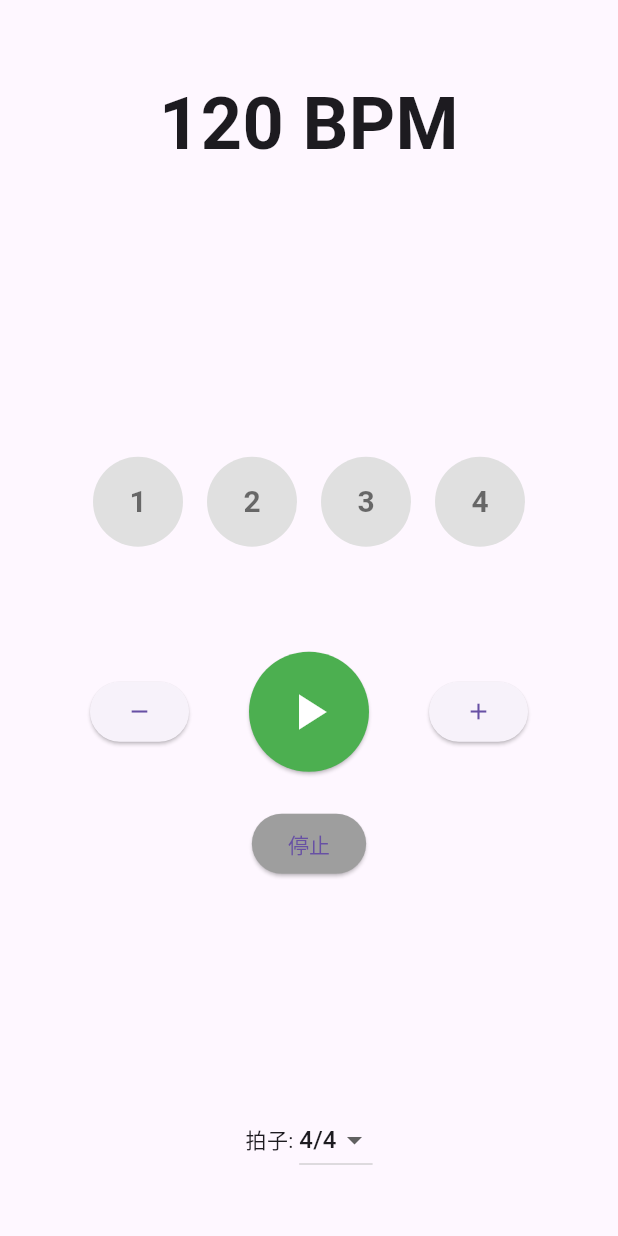
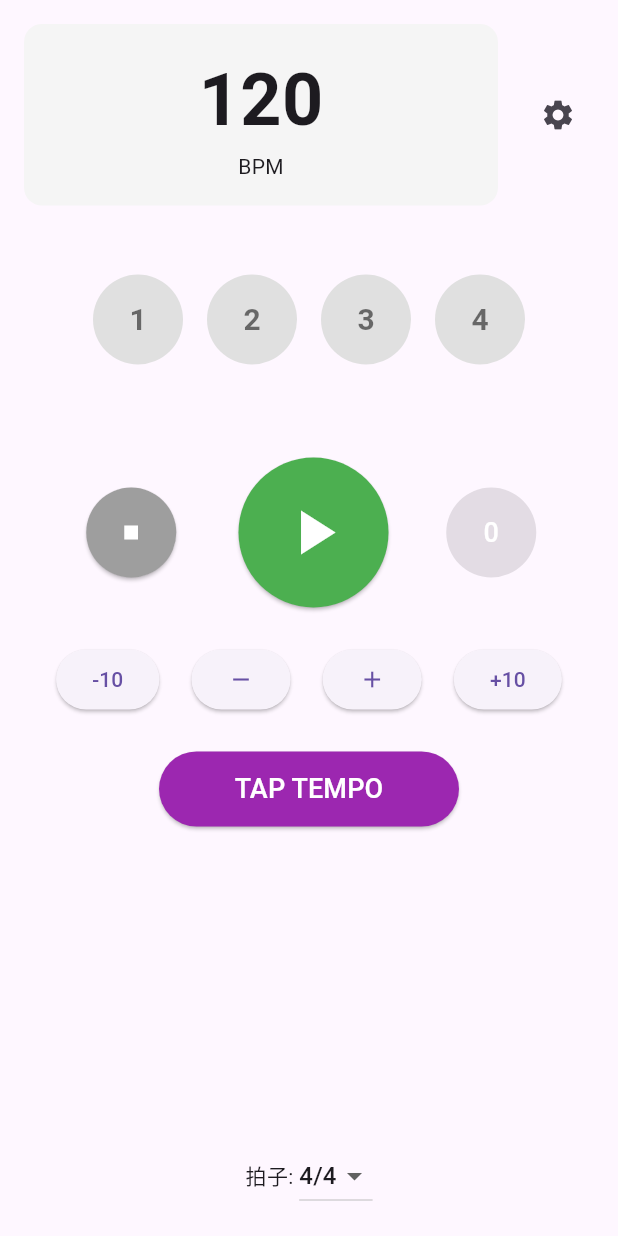
Before and after one commit to yuto90/chord_book, a Flutter app: the MetronomeScreen screen opened directly, after a tap on the "remove" icon, on a phone screen of 412 x 824 dp. Run offline on Flutter 3.47's test engine with Material 3 defaults, Android fonts, the phone set to English and light mode, and no system bars; our stand-ins replace flutter_riverpod, freezed_annotation; missing offline and left inert: metronome.

Commit message:
Implement metronome functionality with advanced features
Co-authored-by: yuto90 <53107639+yuto90@users.noreply.github.com>

```diff
--- a/lib/services/metronome_service.dart
+++ b/lib/services/metronome_service.dart
@@ -1,16 +1,19 @@
 import 'dart:async';
+import 'package:flutter/services.dart';
+import 'package:metronome/metronome.dart';
 import '../models/metronome/metronome_data.dart';
 import '../models/enums/metronome_state.dart';
 
 class MetronomeService {
-  Timer? _timer;
+  Metronome? _metronome;
   StreamController<MetronomeData>? _controller;
   MetronomeData _currentData = const MetronomeData();
+  Timer? _countInTimer;
 
   Stream<MetronomeData> get stream => _controller?.stream ?? const Stream.empty();
   MetronomeData get currentData => _currentData;
 
-  void start(int bpm, int beatsPerMeasure) {
+  void start(int bpm, int beatsPerMeasure, {int countInMeasures = 0}) {
     stop(); // Stop any existing metronome
 
     _controller = StreamController<MetronomeData>.broadcast();
@@ -19,27 +22,145 @@ class MetronomeService {
       beatsPerMeasure: beatsPerMeasure,
       state: MetronomeState.playing,
       currentBeat: 1,
+      countInMeasures: countInMeasures,
+      isCountingIn: countInMeasures > 0,
+      countInBeat: countInMeasures > 0 ? 1 : 0,
+      audioEnabled: _currentData.audioEnabled,
+      visualEnabled: _currentData.visualEnabled,
+      hapticsEnabled: _currentData.hapticsEnabled,
     );
-
-    // Calculate interval in milliseconds
-    final interval = Duration(milliseconds: (60000 / bpm).round());
 
     _controller!.add(_currentData);
 
-    _timer = Timer.periodic(interval, (timer) {
-      _currentData = _currentData.copyWith(
-        currentBeat: (_currentData.currentBeat % beatsPerMeasure) + 1,
-      );
-      _controller!.add(_currentData);
+    if (countInMeasures > 0) {
+      _startCountIn(bpm, beatsPerMeasure, countInMeasures);
+    } else {
+      _startMetronome(bpm, beatsPerMeasure);
+    }
+  }
+
+  void _startCountIn(int bpm, int beatsPerMeasure, int countInMeasures) {
+    final interval = Duration(milliseconds: (60000 / bpm).round());
+    int totalCountInBeats = countInMeasures * beatsPerMeasure;
+    int currentCountInBeat = 1;
+
+    _countInTimer = Timer.periodic(interval, (timer) {
+      if (currentCountInBeat <= totalCountInBeats) {
+        _currentData = _currentData.copyWith(
+          countInBeat: currentCountInBeat,
+          currentBeat: ((currentCountInBeat - 1) % beatsPerMeasure) + 1,
+        );
+        _controller!.add(_currentData);
+
+        // カウントイン音とハプティクス
+        _playCountInSound(currentCountInBeat, beatsPerMeasure);
+
+        currentCountInBeat++;
+      } else {
+        // カウントイン終了、通常演奏開始
+        timer.cancel();
+        _currentData = _currentData.copyWith(
+          isCountingIn: false,
+          countInBeat: 0,
+          currentBeat: 1,
+        );
+        _controller!.add(_currentData);
+        _startMetronome(bpm, beatsPerMeasure);
+      }
     });
   }
 
+  void _startMetronome(int bpm, int beatsPerMeasure) {
+    try {
+      _metronome = Metronome.create(
+        bpm: bpm,
+        subdivision: Subdivision.quarter,
+      );
+
+      _metronome!.init().then((_) {
+        _metronome!.play();
+
+        // Beat tracking timer for UI updates
+        final interval = Duration(milliseconds: (60000 / bpm).round());
+        Timer.periodic(interval, (timer) {
+          if (_currentData.state != MetronomeState.playing || _metronome == null) {
+            timer.cancel();
+            return;
+          }
+
+          final nextBeat = (_currentData.currentBeat % beatsPerMeasure) + 1;
+          _currentData = _currentData.copyWith(currentBeat: nextBeat);
+          _controller!.add(_currentData);
+
+          // ハプティクスフィードバック
+          if (_currentData.hapticsEnabled) {
+            _triggerHaptics(_currentData.isStrongBeat);
+          }
+        });
+      });
+    } catch (e) {
+      // Fallback to timer-based approach if metronome package fails
+      _startTimerBasedMetronome(bpm, beatsPerMeasure);
+    }
+  }
+
+  void _startTimerBasedMetronome(int bpm, int beatsPerMeasure) {
+    final interval = Duration(milliseconds: (60000 / bpm).round());
+
+    Timer.periodic(interval, (timer) {
+      if (_currentData.state != MetronomeState.playing) {
+        timer.cancel();
+        return;
+      }
+
+      final nextBeat = (_currentData.currentBeat % beatsPerMeasure) + 1;
+      _currentData = _currentData.copyWith(currentBeat: nextBeat);
+      _controller!.add(_currentData);
+
+      // 基本的なオーディオとハプティクス
+      if (_currentData.audioEnabled) {
+        SystemSound.play(_currentData.isStrongBeat
+            ? SystemSound.click
+            : SystemSound.click);
+      }
+
+      if (_currentData.hapticsEnabled) {
+        _triggerHaptics(_currentData.isStrongBeat);
+      }
+    });
+  }
+
+  void _playCountInSound(int beat, int beatsPerMeasure) {
+    if (_currentData.audioEnabled) {
+      final isStrongBeat = ((beat - 1) % beatsPerMeasure) == 0;
+      SystemSound.play(isStrongBeat ? SystemSound.click : SystemSound.click);
+    }
+
+    if (_currentData.hapticsEnabled) {
+      _triggerHaptics(((beat - 1) % beatsPerMeasure) == 0);
+    }
+  }
+
+  void _triggerHaptics(bool isStrongBeat) {
+    if (isStrongBeat) {
+      HapticFeedback.heavyImpact();
+    } else {
+      HapticFeedback.lightImpact();
+    }
+  }
+
   void stop() {
-    _timer?.cancel();
-    _timer = null;
+    _metronome?.stop();
+    _metronome?.dispose();
+    _metronome = null;
+    _countInTimer?.cancel();
+    _countInTimer = null;
+
     _currentData = _currentData.copyWith(
       state: MetronomeState.stopped,
       currentBeat: 0,
+      isCountingIn: false,
+      countInBeat: 0,
     );
     _controller?.add(_currentData);
     _controller?.close();
@@ -47,23 +168,35 @@ class MetronomeService {
   }
 
   void pause() {
-    _timer?.cancel();
-    _timer = null;
+    _metronome?.pause();
+    _countInTimer?.cancel();
+    _countInTimer = null;
     _currentData = _currentData.copyWith(state: MetronomeState.paused);
     _controller?.add(_currentData);
   }
 
   void resume() {
     if (_currentData.state == MetronomeState.paused) {
-      start(_currentData.bpm, _currentData.beatsPerMeasure);
+      if (_currentData.isCountingIn) {
+        start(_currentData.bpm, _currentData.beatsPerMeasure,
+              countInMeasures: _currentData.countInMeasures);
+      } else {
+        _metronome?.play();
+        _currentData = _currentData.copyWith(state: MetronomeState.playing);
+        _controller?.add(_currentData);
+      }
     }
   }
 
   void setBpm(int bpm) {
+    // BPM range: 30-300
+    if (bpm < 30 || bpm > 300) return;
+
     final wasPlaying = _currentData.state.isPlaying;
     if (wasPlaying) {
       stop();
-      start(bpm, _currentData.beatsPerMeasure);
+      start(bpm, _currentData.beatsPerMeasure,
+            countInMeasures: _currentData.countInMeasures);
     } else {
       _currentData = _currentData.copyWith(bpm: bpm);
       _controller?.add(_currentData);
@@ -71,16 +204,79 @@ class MetronomeService {
   }
 
   void setBeatsPerMeasure(int beatsPerMeasure) {
+    if (beatsPerMeasure < 1 || beatsPerMeasure > 12) return;
+
     final wasPlaying = _currentData.state.isPlaying;
     if (wasPlaying) {
       stop();
-      start(_currentData.bpm, beatsPerMeasure);
+      start(_currentData.bpm, beatsPerMeasure,
+            countInMeasures: _currentData.countInMeasures);
     } else {
       _currentData = _currentData.copyWith(beatsPerMeasure: beatsPerMeasure);
       _controller?.add(_currentData);
     }
   }
 
+  void setAudioEnabled(bool enabled) {
+    _currentData = _currentData.copyWith(audioEnabled: enabled);
+    _controller?.add(_currentData);
+  }
+
+  void setVisualEnabled(bool enabled) {
+    _currentData = _currentData.copyWith(visualEnabled: enabled);
+    _controller?.add(_currentData);
+  }
+
+  void setHapticsEnabled(bool enabled) {
+    _currentData = _currentData.copyWith(hapticsEnabled: enabled);
+    _controller?.add(_currentData);
+  }
+
+  void setCountInMeasures(int measures) {
+    if (measures < 0 || measures > 4) return;
+
+    _currentData = _currentData.copyWith(countInMeasures: measures);
+    _controller?.add(_currentData);
+  }
+
+  void addTapTempo() {
+    final now = DateTime.now().millisecondsSinceEpoch;
+    final taps = List<int>.from(_currentData.tapTimestamps);
+
+    taps.add(now);
+
+    // Keep only last 8 taps for calculation
+    if (taps.length > 8) {
+      taps.removeAt(0);
+    }
+
+    // Calculate BPM if we have at least 2 taps
+    if (taps.length >= 2) {
+      final intervals = <int>[];
+      for (int i = 1; i < taps.length; i++) {
+        intervals.add(taps[i] - taps[i - 1]);
+      }
+
+      if (intervals.isNotEmpty) {
+        final avgInterval = intervals.reduce((a, b) => a + b) / intervals.length;
+        final calculatedBpm = (60000 / avgInterval).round();
+
+        // Apply BPM if within valid range
+        if (calculatedBpm >= 30 && calculatedBpm <= 300) {
+          setBpm(calculatedBpm);
+        }
+      }
+    }
+
+    _currentData = _currentData.copyWith(tapTimestamps: taps);
+    _controller?.add(_currentData);
+  }
+
+  void clearTapTempo() {
+    _currentData = _currentData.copyWith(tapTimestamps: []);
+    _controller?.add(_currentData);
+  }
+
   void dispose() {
     stop();
   }
--- a/lib/views/screens/metronome/metronome_screen.dart
+++ b/lib/views/screens/metronome/metronome_screen.dart
@@ -14,42 +14,134 @@ class MetronomeScreen extends ConsumerWidget {
     return Scaffold(
       body: SafeArea(
         child: Padding(
-          padding: const EdgeInsets.all(24.0),
+          padding: const EdgeInsets.all(16.0),
           child: Column(
             children: [
-              // Header with tempo display
-              Container(
-                width: double.infinity,
-                padding: const EdgeInsets.symmetric(vertical: 24),
-                child: Text(
-                  '${metronomeData.bpm} BPM',
+              // Header with tempo display and settings
+              _buildHeader(context, metronomeData, metronomeNotifier),
+
+              const SizedBox(height: 16),
+
+              // Beat indicator
+              Expanded(
+                child: Column(
+                  children: [
+                    // Count-in or beat visualization
+                    _buildBeatVisualization(metronomeData),
+
+                    const SizedBox(height: 32),
+
+                    // Main controls
+                    _buildMainControls(metronomeData, metronomeNotifier),
+
+                    const SizedBox(height: 24),
+
+                    // BPM controls
+                    _buildBpmControls(metronomeData, metronomeNotifier),
+
+                    const SizedBox(height: 24),
+
+                    // Tap tempo
+                    _buildTapTempo(metronomeData, metronomeNotifier),
+                  ],
+                ),
+              ),
+
+              // Bottom controls
+              _buildBottomControls(metronomeData, metronomeNotifier),
+            ],
+          ),
+        ),
+      ),
+    );
+  }
+
+  Widget _buildHeader(BuildContext context, metronomeData, metronomeNotifier) {
+    return Row(
+      children: [
+        // BPM Display
+        Expanded(
+          child: Container(
+            padding: const EdgeInsets.all(16),
+            decoration: BoxDecoration(
+              color: Colors.grey[100],
+              borderRadius: BorderRadius.circular(12),
+            ),
+            child: Column(
+              children: [
+                Text(
+                  '${metronomeData.bpm}',
                   style: const TextStyle(
                     fontSize: 48,
                     fontWeight: FontWeight.bold,
                   ),
-                  textAlign: TextAlign.center,
+                ),
+                const Text('BPM'),
+              ],
+            ),
           ),
         ),
 
-              // Beat indicator
-              Expanded(
-                child: Center(
+        const SizedBox(width: 16),
+
+        // Settings toggle
+        IconButton(
+          onPressed: () => _showSettingsDialog(context, metronomeData, metronomeNotifier),
+          icon: const Icon(Icons.settings),
+        ),
+      ],
+    );
+  }
+
+  Widget _buildBeatVisualization(metronomeData) {
+    if (metronomeData.isInCountIn) {
+      return _buildCountInVisualization(metronomeData);
+    }
+    return _buildNormalBeatVisualization(metronomeData);
+  }
+
+  Widget _buildCountInVisualization(metronomeData) {
+    return Container(
+      height: 120,
       child: Column(
-                    mainAxisAlignment: MainAxisAlignment.center,
         children: [
-                      // Beat visualization
-                      SizedBox(
+          const Text(
+            'カウントイン',
+            style: TextStyle(fontSize: 18, fontWeight: FontWeight.bold),
+          ),
+          const SizedBox(height: 16),
+          Text(
+            '${metronomeData.countInBeat}',
+            style: const TextStyle(
+              fontSize: 60,
+              fontWeight: FontWeight.bold,
+              color: Colors.orange,
+            ),
+          ),
+        ],
+      ),
+    );
+  }
+
+  Widget _buildNormalBeatVisualization(metronomeData) {
+    return Container(
       height: 120,
       child: Row(
         mainAxisAlignment: MainAxisAlignment.center,
         children: List.generate(metronomeData.beatsPerMeasure, (index) {
           final beatNumber = index + 1;
-                            final isCurrentBeat = beatNumber == metronomeData.currentBeat && metronomeData.state.isPlaying;
+          final isCurrentBeat = beatNumber == metronomeData.currentBeat &&
+                               metronomeData.state.isPlaying &&
+                               metronomeData.visualEnabled;
+          final isStrongBeat = beatNumber == 1;
+
           return Container(
             margin: const EdgeInsets.symmetric(horizontal: 8),
             child: CircleAvatar(
               radius: 30,
-                                backgroundColor: isCurrentBeat ? Colors.red : Colors.grey[300],
+              backgroundColor: isCurrentBeat
+                  ? (isStrongBeat ? Colors.red : Colors.blue)
+                  : Colors.grey[300],
               child: Text(
                 '$beatNumber',
                 style: TextStyle(
@@ -62,18 +154,22 @@ class MetronomeScreen extends ConsumerWidget {
           );
         }),
       ),
-                      ),
+    );
+  }
 
-                      const SizedBox(height: 40),
-
-                      // Controls
-                      Row(
+  Widget _buildMainControls(metronomeData, metronomeNotifier) {
+    return Row(
       mainAxisAlignment: MainAxisAlignment.spaceEvenly,
       children: [
-                          // BPM decrease
+        // Stop button
         ElevatedButton(
-                            onPressed: () => metronomeNotifier.setBpm(metronomeData.bpm - 1),
-                            child: const Icon(Icons.remove),
+          onPressed: metronomeNotifier.stop,
+          style: ElevatedButton.styleFrom(
+            backgroundColor: Colors.grey,
+            minimumSize: const Size(60, 60),
+            shape: const CircleBorder(),
+          ),
+          child: const Icon(Icons.stop, color: Colors.white),
         ),
 
         // Play/Pause button
@@ -81,43 +177,104 @@ class MetronomeScreen extends ConsumerWidget {
           onPressed: metronomeNotifier.togglePlayPause,
           style: ElevatedButton.styleFrom(
             backgroundColor: metronomeData.state.isPlaying ? Colors.red : Colors.green,
-                              minimumSize: const Size(80, 80),
+            minimumSize: const Size(100, 100),
             shape: const CircleBorder(),
           ),
           child: Icon(
             metronomeData.state.isPlaying ? Icons.pause : Icons.play_arrow,
-                              size: 40,
+            size: 50,
             color: Colors.white,
           ),
         ),
 
-                          // BPM increase
+        // Count-in button
         ElevatedButton(
-                            onPressed: () => metronomeNotifier.setBpm(metronomeData.bpm + 1),
+          onPressed: metronomeData.countInMeasures > 0
+              ? () => metronomeNotifier.start(countInMeasures: metronomeData.countInMeasures)
+              : null,
+          style: ElevatedButton.styleFrom(
+            backgroundColor: Colors.orange,
+            minimumSize: const Size(60, 60),
+            shape: const CircleBorder(),
+          ),
+          child: Text(
+            '${metronomeData.countInMeasures}',
+            style: const TextStyle(color: Colors.white, fontSize: 18),
+          ),
+        ),
+      ],
+    );
+  }
+
+  Widget _buildBpmControls(metronomeData, metronomeNotifier) {
+    return Row(
+      mainAxisAlignment: MainAxisAlignment.spaceEvenly,
+      children: [
+        // BPM -10
+        ElevatedButton(
+          onPressed: () => metronomeNotifier.adjustBpm(-10),
+          child: const Text('-10'),
+        ),
+
+        // BPM -1
+        ElevatedButton(
+          onPressed: () => metronomeNotifier.adjustBpm(-1),
+          child: const Icon(Icons.remove),
+        ),
+
+        // BPM +1
+        ElevatedButton(
+          onPressed: () => metronomeNotifier.adjustBpm(1),
           child: const Icon(Icons.add),
+        ),
+
+        // BPM +10
+        ElevatedButton(
+          onPressed: () => metronomeNotifier.adjustBpm(10),
+          child: const Text('+10'),
+        ),
+      ],
+    );
+  }
+
+  Widget _buildTapTempo(metronomeData, metronomeNotifier) {
+    return Column(
+      children: [
+        ElevatedButton(
+          onPressed: metronomeNotifier.tapTempo,
+          style: ElevatedButton.styleFrom(
+            backgroundColor: Colors.purple,
+            minimumSize: const Size(200, 50),
+          ),
+          child: const Text(
+            'TAP TEMPO',
+            style: TextStyle(color: Colors.white, fontSize: 18),
+          ),
+        ),
+
+        if (metronomeData.tapTimestamps.isNotEmpty) ...[
+          const SizedBox(height: 8),
+          Row(
+            mainAxisAlignment: MainAxisAlignment.center,
+            children: [
+              Text('Taps: ${metronomeData.tapTimestamps.length}'),
+              const SizedBox(width: 16),
+              TextButton(
+                onPressed: metronomeNotifier.clearTapTempo,
+                child: const Text('クリア'),
               ),
             ],
           ),
+        ],
+      ],
+    );
+  }
 
-                      const SizedBox(height: 24),
-
-                      // Stop button
-                      ElevatedButton(
-                        onPressed: metronomeNotifier.stop,
-                        style: ElevatedButton.styleFrom(
-                          backgroundColor: Colors.grey,
-                        ),
-                        child: const Text('停止'),
-                      ),
-                    ],
-                  ),
-                ),
-              ),
-
+  Widget _buildBottomControls(metronomeData, metronomeNotifier) {
+    return Column(
+      children: [
         // Time signature controls
-              Padding(
-                padding: const EdgeInsets.symmetric(vertical: 16),
-                child: Row(
+        Row(
           mainAxisAlignment: MainAxisAlignment.center,
           children: [
             const Text('拍子: '),
@@ -128,7 +285,7 @@ class MetronomeScreen extends ConsumerWidget {
                   metronomeNotifier.setBeatsPerMeasure(value);
                 }
               },
-                      items: [2, 3, 4, 5, 6].map((beats) {
+              items: [2, 3, 4, 5, 6, 7, 8].map((beats) {
                 return DropdownMenuItem(
                   value: beats,
                   child: Text('$beats/4'),
@@ -137,10 +294,69 @@ class MetronomeScreen extends ConsumerWidget {
             ),
           ],
         ),
+      ],
+    );
+  }
+
+  void _showSettingsDialog(BuildContext context, metronomeData, metronomeNotifier) {
+    showDialog(
+      context: context,
+      builder: (context) => AlertDialog(
+        title: const Text('メトロノーム設定'),
+        content: Column(
+          mainAxisSize: MainAxisSize.min,
+          children: [
+            // Audio setting
+            SwitchListTile(
+              title: const Text('音声出力'),
+              value: metronomeData.audioEnabled,
+              onChanged: metronomeNotifier.setAudioEnabled,
+            ),
+
+            // Visual setting
+            SwitchListTile(
+              title: const Text('ビジュアル表示'),
+              value: metronomeData.visualEnabled,
+              onChanged: metronomeNotifier.setVisualEnabled,
+            ),
+
+            // Haptics setting
+            SwitchListTile(
+              title: const Text('ハプティクス'),
+              value: metronomeData.hapticsEnabled,
+              onChanged: metronomeNotifier.setHapticsEnabled,
+            ),
+
+            const Divider(),
+
+            // Count-in setting
+            Row(
+              children: [
+                const Text('カウントイン: '),
+                DropdownButton<int>(
+                  value: metronomeData.countInMeasures,
+                  onChanged: (value) {
+                    if (value != null) {
+                      metronomeNotifier.setCountInMeasures(value);
+                    }
+                  },
+                  items: [0, 1, 2, 3, 4].map((measures) {
+                    return DropdownMenuItem(
+                      value: measures,
+                      child: Text(measures == 0 ? 'OFF' : '$measures小節'),
+                    );
+                  }).toList(),
                 ),
               ],
             ),
+          ],
         ),
+        actions: [
+          TextButton(
+            onPressed: () => Navigator.of(context).pop(),
+            child: const Text('閉じる'),
+          ),
+        ],
       ),
     );
   }
--- a/pubspec.yaml
+++ b/pubspec.yaml
@@ -14,6 +14,8 @@ dependencies:
   riverpod_annotation: ^2.3.5
   # 不変データ / シリアライズ
   freezed_annotation: ^2.4.1
+  # メトロノーム機能
+  metronome: ^1.0.0
 
 dev_dependencies:
   flutter_test:
```
Also changed, not shown: lib/models/metronome/metronome_data.dart (+25 -0 lines), lib/viewmodels/metronome/metronome_view_model.dart (+53 -4 lines), lib/models/metronome/metronome_data.freezed.dart. Lines whose indentation alone changed are shown as unchanged.
